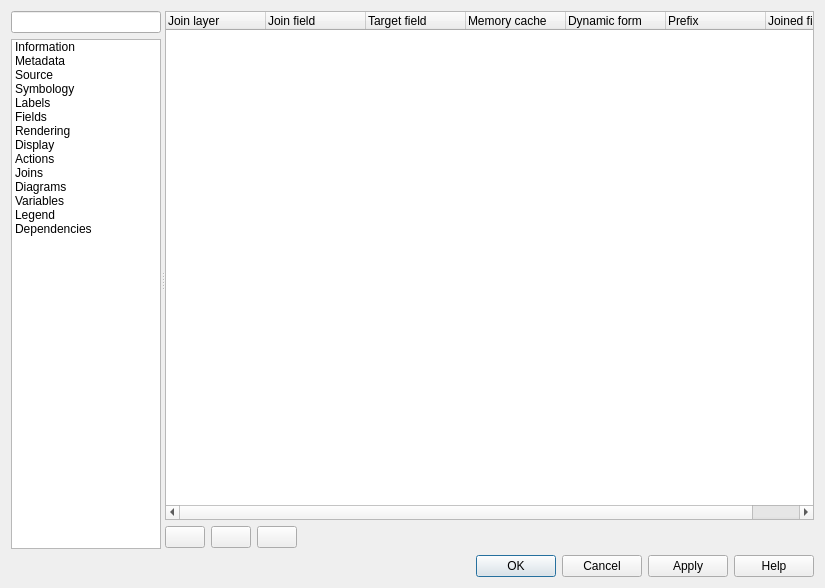
Before: the Qt Designer form src/ui/qgsvectorlayerpropertiesbase.ui in qgis/QGIS, drawn with Qt 5.
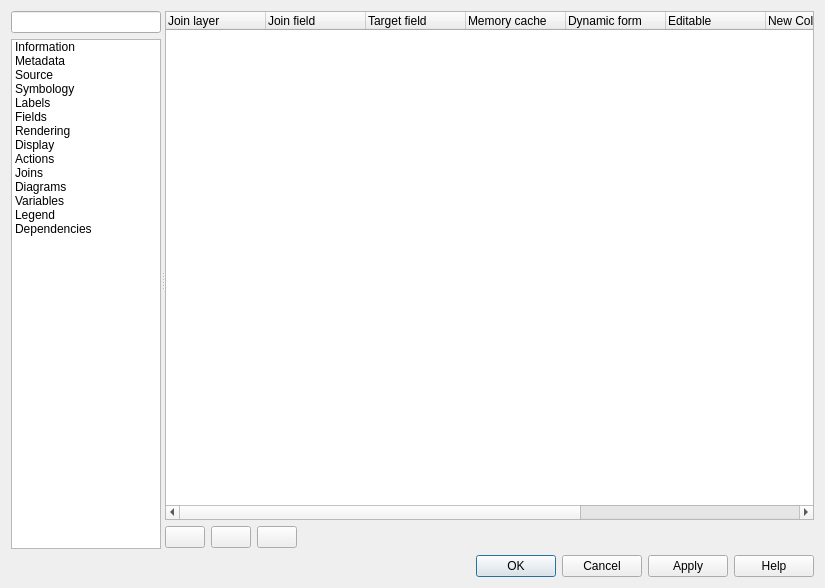
After: the same form once the commit is applied. Icons and pictures are not drawn. Custom widgets are drawn as their Qt base class.

Commit message: [needs-doc] Add editable/upsert on edit/delete cascade options

```diff
--- a/src/ui/qgsvectorlayerpropertiesbase.ui
+++ b/src/ui/qgsvectorlayerpropertiesbase.ui
@@ -1675,7 +1675,7 @@
                <item>
                 <widget class="QTreeWidget" name="mJoinTreeWidget">
                  <property name="columnCount">
-                  <number>7</number>
+                  <number>10</number>
                  </property>
                  <column>
                   <property name="text">
@@ -1702,6 +1702,21 @@
                    <string>Dynamic form</string>
                   </property>
                  </column>
+                 <column>
+                  <property name="text">
+                   <string>Editable</string>
+                  </property>
+                 </column>
+                 <column>
+                  <property name="text">
+                   <string>New Column</string>
+                  </property>
+                 </column>
+                 <column>
+                  <property name="text">
+                   <string>Delete cascade</string>
+                  </property>
+                 </column>
                  <column>
                   <property name="text">
                    <string>Prefix</string>
```
Left out of the diff: 24 changed lines with no effect on the pictures. The commit also changes 6 other files.
